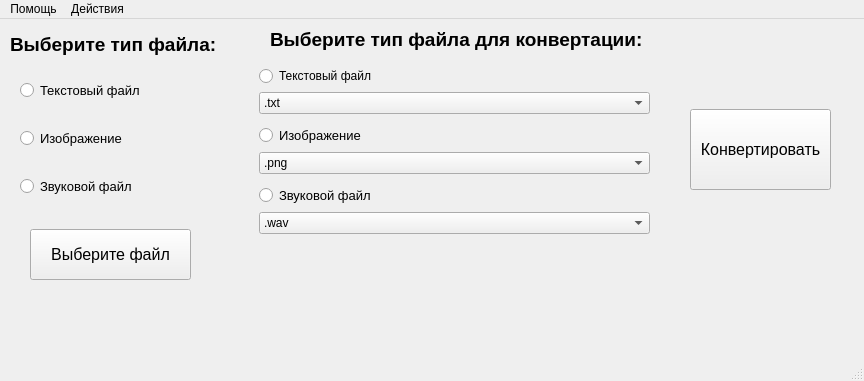
Old version of the form Конвертор.ui in the repository AWayne1/Converter.
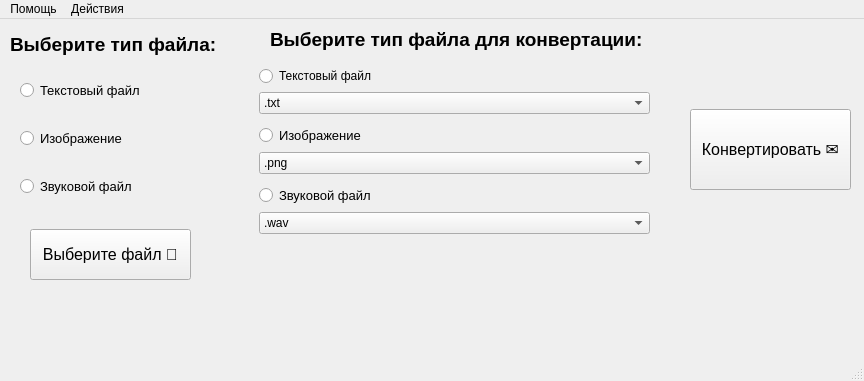
New version of the form.

The edit to the form file:
```diff
--- a/Конвертор.ui
+++ b/Конвертор.ui
@@ -51,7 +51,7 @@
      </font>
     </property>
     <property name="text">
-     <string>Выберите файл</string>
+     <string>Выберите файл 📁</string>
     </property>
    </widget>
    <widget class="QPushButton" name="pushButton_2">
@@ -59,7 +59,7 @@
      <rect>
       <x>690</x>
       <y>90</y>
-      <width>141</width>
+      <width>161</width>
       <height>81</height>
      </rect>
     </property>
@@ -69,7 +69,7 @@
      </font>
     </property>
     <property name="text">
-     <string>Конвертировать</string>
+     <string>Конвертировать ✉️</string>
     </property>
    </widget>
    <widget class="QLabel" name="label_2">
```
